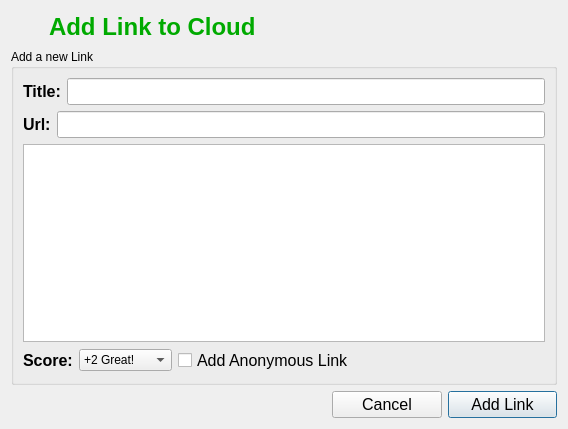
Before: the Qt Designer form retroshare-gui/src/gui/AddLinksDialog.ui in RetroShare/RetroShare, drawn with Qt 5.
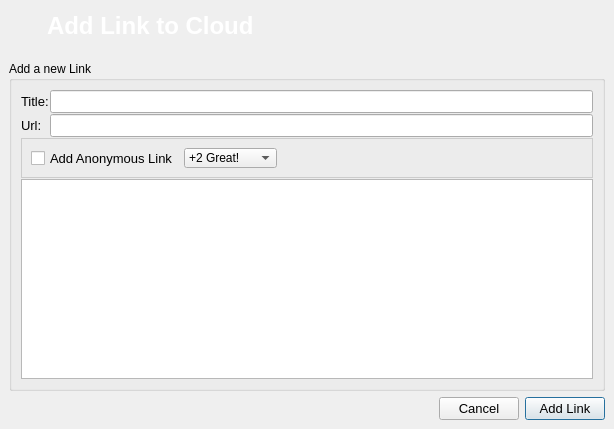
After: the same form once the commit is applied. Icons and pictures are not drawn.

```diff
--- a/retroshare-gui/src/gui/AddLinksDialog.ui
+++ b/retroshare-gui/src/gui/AddLinksDialog.ui
@@ -6,7 +6,7 @@
    <rect>
     <x>0</x>
     <y>0</y>
-    <width>568</width>
+    <width>614</width>
     <height>429</height>
    </rect>
   </property>
@@ -18,7 +18,32 @@
     <normaloff>:/images/rstray3.png</normaloff>:/images/rstray3.png</iconset>
   </property>
   <layout class="QGridLayout" name="gridLayout_2">
-   <item row="0" column="0">
+   <property name="margin">
+    <number>0</number>
+   </property>
+   <property name="spacing">
+    <number>0</number>
+   </property>
+   <item row="0" column="0" colspan="4">
+    <widget class="QFrame" name="frame">
+     <property name="maximumSize">
+      <size>
+       <width>16777215</width>
+       <height>52</height>
+      </size>
+     </property>
+     <property name="styleSheet">
+      <string notr="true">QFrame#frame{background-image: url(:/images/connect/connectFriendBanner.png);} 
+</string>
+     </property>
+     <property name="frameShape">
+      <enum>QFrame::NoFrame</enum>
+     </property>
+     <property name="frameShadow">
+      <enum>QFrame::Raised</enum>
+     </property>
+     <layout class="QHBoxLayout" name="horizontalLayout">
+      <item>
     <widget class="QLabel" name="linksiconlabel">
      <property name="maximumSize">
       <size>
@@ -34,113 +59,190 @@
      </property>
     </widget>
    </item>
-   <item row="0" column="1" colspan="3">
+      <item>
     <widget class="QLabel" name="label">
      <property name="text">
       <string>&lt;!DOCTYPE HTML PUBLIC &quot;-//W3C//DTD HTML 4.0//EN&quot; &quot;http://www.w3.org/TR/REC-html40/strict.dtd&quot;&gt;
 &lt;html&gt;&lt;head&gt;&lt;meta name=&quot;qrichtext&quot; content=&quot;1&quot; /&gt;&lt;style type=&quot;text/css&quot;&gt;
 p, li { white-space: pre-wrap; }
-&lt;/style&gt;&lt;/head&gt;&lt;body style=&quot; font-family:'DejaVu Sans'; font-size:9pt; font-weight:400; font-style:normal;&quot;&gt;
-&lt;p style=&quot; margin-top:0px; margin-bottom:0px; margin-left:0px; margin-right:0px; -qt-block-indent:0; text-indent:0px;&quot;&gt;&lt;span style=&quot; font-size:18pt; font-weight:600; color:#00aa00;&quot;&gt;Add Link to Cloud&lt;/span&gt;&lt;/p&gt;&lt;/body&gt;&lt;/html&gt;</string>
-     </property>
+&lt;/style&gt;&lt;/head&gt;&lt;body style=&quot; font-family:'MS Shell Dlg 2'; font-size:8.25pt; font-weight:400; font-style:normal;&quot;&gt;
+&lt;p style=&quot; margin-top:0px; margin-bottom:0px; margin-left:0px; margin-right:0px; -qt-block-indent:0; text-indent:0px;&quot;&gt;&lt;span style=&quot; font-family:'DejaVu Sans'; font-size:18pt; font-weight:600; color:#ffffff;&quot;&gt;Add Link to Cloud&lt;/span&gt;&lt;/p&gt;&lt;/body&gt;&lt;/html&gt;</string>
+        </property>
+       </widget>
+      </item>
+     </layout>
     </widget>
    </item>
    <item row="1" column="0" colspan="4">
+    <widget class="QFrame" name="frame_2">
+     <property name="frameShape">
+      <enum>QFrame::NoFrame</enum>
+     </property>
+     <property name="frameShadow">
+      <enum>QFrame::Raised</enum>
+     </property>
+     <layout class="QGridLayout" name="gridLayout_5">
+      <item row="1" column="1">
+       <widget class="QPushButton" name="closepushButton">
+        <property name="font">
+         <font>
+          <pointsize>10</pointsize>
+         </font>
+        </property>
+        <property name="text">
+         <string>Cancel</string>
+        </property>
+       </widget>
+      </item>
+      <item row="1" column="2">
+       <widget class="QPushButton" name="addLinkButton">
+        <property name="font">
+         <font>
+          <pointsize>10</pointsize>
+         </font>
+        </property>
+        <property name="text">
+         <string>Add Link</string>
+        </property>
+        <property name="autoDefault">
+         <bool>false</bool>
+        </property>
+        <property name="default">
+         <bool>true</bool>
+        </property>
+       </widget>
+      </item>
+      <item row="1" column="0">
+       <spacer name="horizontalSpacer">
+        <property name="orientation">
+         <enum>Qt::Horizontal</enum>
+        </property>
+        <property name="sizeHint" stdset="0">
+         <size>
+          <width>375</width>
+          <height>20</height>
+         </size>
+        </property>
+       </spacer>
+      </item>
+      <item row="0" column="0" colspan="3">
     <widget class="QGroupBox" name="groupBox">
      <property name="title">
       <string>Add a new Link</string>
      </property>
      <layout class="QGridLayout" name="gridLayout">
-      <item row="0" column="0" colspan="4">
-       <layout class="QHBoxLayout">
+         <property name="spacing">
+          <number>1</number>
+         </property>
+         <item row="0" column="0">
+          <layout class="QHBoxLayout" name="horizontalLayout_3">
+           <item>
+            <layout class="QVBoxLayout" name="verticalLayout_2">
         <item>
          <widget class="QLabel" name="label_6">
           <property name="font">
            <font>
-            <pointsize>12</pointsize>
+                 <pointsize>10</pointsize>
             <weight>75</weight>
             <bold>true</bold>
            </font>
           </property>
           <property name="text">
-           <string>Title:</string>
+                <string>&lt;!DOCTYPE HTML PUBLIC &quot;-//W3C//DTD HTML 4.0//EN&quot; &quot;http://www.w3.org/TR/REC-html40/strict.dtd&quot;&gt;
+&lt;html&gt;&lt;head&gt;&lt;meta name=&quot;qrichtext&quot; content=&quot;1&quot; /&gt;&lt;style type=&quot;text/css&quot;&gt;
+p, li { white-space: pre-wrap; }
+&lt;/style&gt;&lt;/head&gt;&lt;body style=&quot; font-family:'MS Shell Dlg 2'; font-size:10pt; font-weight:600; font-style:normal;&quot;&gt;
+&lt;p style=&quot; margin-top:0px; margin-bottom:0px; margin-left:0px; margin-right:0px; -qt-block-indent:0; text-indent:0px;&quot;&gt;&lt;span style=&quot; font-weight:400;&quot;&gt;Title:&lt;/span&gt;&lt;/p&gt;&lt;/body&gt;&lt;/html&gt;</string>
           </property>
          </widget>
         </item>
-        <item>
-         <widget class="QLineEdit" name="titleLineEdit">
-          <property name="font">
-           <font>
-            <pointsize>12</pointsize>
-           </font>
-          </property>
-         </widget>
-        </item>
-       </layout>
-      </item>
-      <item row="1" column="0" colspan="4">
-       <layout class="QHBoxLayout">
         <item>
          <widget class="QLabel" name="label_7">
           <property name="font">
            <font>
-            <pointsize>12</pointsize>
+                 <pointsize>10</pointsize>
             <weight>75</weight>
             <bold>true</bold>
            </font>
           </property>
           <property name="text">
-           <string>Url:</string>
+                <string>&lt;!DOCTYPE HTML PUBLIC &quot;-//W3C//DTD HTML 4.0//EN&quot; &quot;http://www.w3.org/TR/REC-html40/strict.dtd&quot;&gt;
+&lt;html&gt;&lt;head&gt;&lt;meta name=&quot;qrichtext&quot; content=&quot;1&quot; /&gt;&lt;style type=&quot;text/css&quot;&gt;
+p, li { white-space: pre-wrap; }
+&lt;/style&gt;&lt;/head&gt;&lt;body style=&quot; font-family:'MS Shell Dlg 2'; font-size:10pt; font-weight:600; font-style:normal;&quot;&gt;
+&lt;p style=&quot; margin-top:0px; margin-bottom:0px; margin-left:0px; margin-right:0px; -qt-block-indent:0; text-indent:0px;&quot;&gt;&lt;span style=&quot; font-weight:400;&quot;&gt;Url:&lt;/span&gt;&lt;/p&gt;&lt;/body&gt;&lt;/html&gt;</string>
+               </property>
+              </widget>
+             </item>
+            </layout>
+           </item>
+           <item>
+            <layout class="QVBoxLayout" name="verticalLayout">
+             <item>
+              <widget class="QLineEdit" name="titleLineEdit">
+               <property name="font">
+                <font>
+                 <pointsize>10</pointsize>
+                </font>
           </property>
          </widget>
         </item>
         <item>
          <widget class="QLineEdit" name="linkLineEdit">
-          <property name="font">
-           <font>
-            <pointsize>12</pointsize>
-           </font>
-          </property>
-         </widget>
-        </item>
-       </layout>
-      </item>
-      <item row="2" column="0" colspan="4">
-       <widget class="QTextEdit" name="linkTextEdit">
         <property name="sizePolicy">
-         <sizepolicy hsizetype="Expanding" vsizetype="Preferred">
+                <sizepolicy hsizetype="Expanding" vsizetype="Fixed">
           <horstretch>0</horstretch>
           <verstretch>0</verstretch>
          </sizepolicy>
         </property>
+               <property name="font">
+                <font>
+                 <pointsize>10</pointsize>
+                </font>
+               </property>
+              </widget>
+             </item>
+            </layout>
+           </item>
+          </layout>
+         </item>
+         <item row="1" column="0">
+          <widget class="QFrame" name="frame_3">
         <property name="maximumSize">
          <size>
           <width>16777215</width>
-          <height>16777215</height>
-         </size>
-        </property>
-        <property name="font">
-         <font>
-          <pointsize>12</pointsize>
-         </font>
-        </property>
-       </widget>
-      </item>
-      <item row="3" column="0">
-       <widget class="QLabel" name="label_8">
+             <height>40</height>
+            </size>
+           </property>
+           <property name="styleSheet">
+            <string notr="true">QFrame#frame_3{ 
+background-color: qlineargradient(x1:0, y1:0, x2:0, y2:1,
+stop:0 #FEFEFE, stop:1 #E8E8E8);
+
+border: 1px solid #CCCCCC;}</string>
+           </property>
+           <property name="frameShape">
+            <enum>QFrame::StyledPanel</enum>
+           </property>
+           <property name="frameShadow">
+            <enum>QFrame::Raised</enum>
+           </property>
+           <layout class="QHBoxLayout" name="horizontalLayout_2">
+            <item>
+             <widget class="QCheckBox" name="anonBox">
         <property name="font">
          <font>
-          <pointsize>12</pointsize>
-          <weight>75</weight>
-          <bold>true</bold>
+                <pointsize>10</pointsize>
+                <weight>50</weight>
+                <bold>false</bold>
          </font>
         </property>
         <property name="text">
-         <string>Score:</string>
+               <string>Add Anonymous Link</string>
         </property>
        </widget>
       </item>
-      <item row="3" column="1">
+            <item>
        <widget class="QComboBox" name="scoreBox">
         <item>
          <property name="text">
@@ -189,77 +291,47 @@
         </item>
        </widget>
       </item>
-      <item row="3" column="2">
-       <widget class="QCheckBox" name="anonBox">
-        <property name="font">
-         <font>
-          <pointsize>12</pointsize>
-          <weight>50</weight>
-          <bold>false</bold>
-         </font>
-        </property>
-        <property name="text">
-         <string>Add Anonymous Link</string>
-        </property>
-       </widget>
-      </item>
-      <item row="3" column="3">
+            <item>
        <spacer name="horizontalSpacer_2">
         <property name="orientation">
          <enum>Qt::Horizontal</enum>
         </property>
         <property name="sizeHint" stdset="0">
          <size>
-          <width>196</width>
-          <height>23</height>
-         </size>
-        </property>
-       </spacer>
-      </item>
-     </layout>
-    </widget>
-   </item>
-   <item row="2" column="0" colspan="2">
-    <spacer name="horizontalSpacer">
-     <property name="orientation">
-      <enum>Qt::Horizontal</enum>
-     </property>
-     <property name="sizeHint" stdset="0">
-      <size>
-       <width>375</width>
+                <width>299</width>
        <height>20</height>
       </size>
      </property>
     </spacer>
    </item>
-   <item row="2" column="2">
-    <widget class="QPushButton" name="closepushButton">
-     <property name="font">
-      <font>
-       <pointsize>12</pointsize>
-      </font>
-     </property>
-     <property name="text">
-      <string>Cancel</string>
-     </property>
-    </widget>
-   </item>
-   <item row="2" column="3">
-    <widget class="QPushButton" name="addLinkButton">
+           </layout>
+          </widget>
+         </item>
+         <item row="2" column="0">
+          <widget class="QTextEdit" name="linkTextEdit">
+           <property name="sizePolicy">
+            <sizepolicy hsizetype="Expanding" vsizetype="Preferred">
+             <horstretch>0</horstretch>
+             <verstretch>0</verstretch>
+            </sizepolicy>
+           </property>
+           <property name="maximumSize">
+            <size>
+             <width>16777215</width>
+             <height>16777215</height>
+            </size>
+           </property>
      <property name="font">
       <font>
        <pointsize>12</pointsize>
       </font>
      </property>
-     <property name="text">
-      <string>Add Link</string>
-     </property>
-     <property name="autoDefault">
-      <bool>false</bool>
-     </property>
-     <property name="default">
-      <bool>true</bool>
-     </property>
+          </widget>
+         </item>
+        </layout>
+       </widget>
+      </item>
+     </layout>
     </widget>
    </item>
   </layout>
```
Left out of the diff: 2 changed lines with no effect on the pictures. Lines whose indentation alone changed are shown as unchanged.
